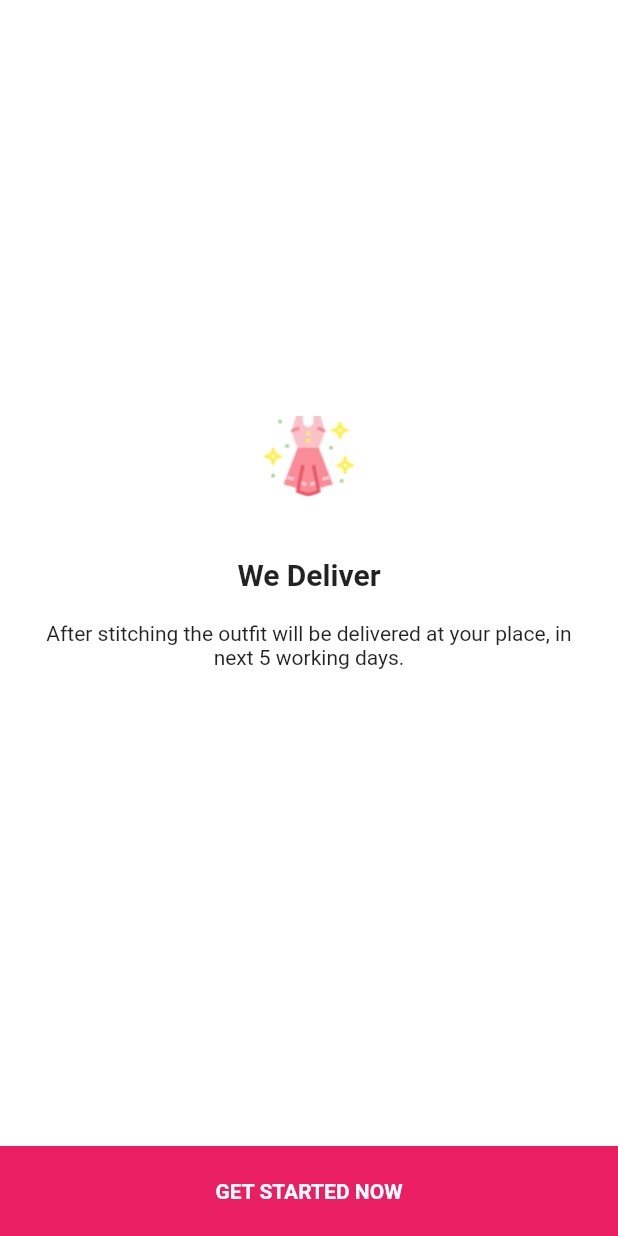
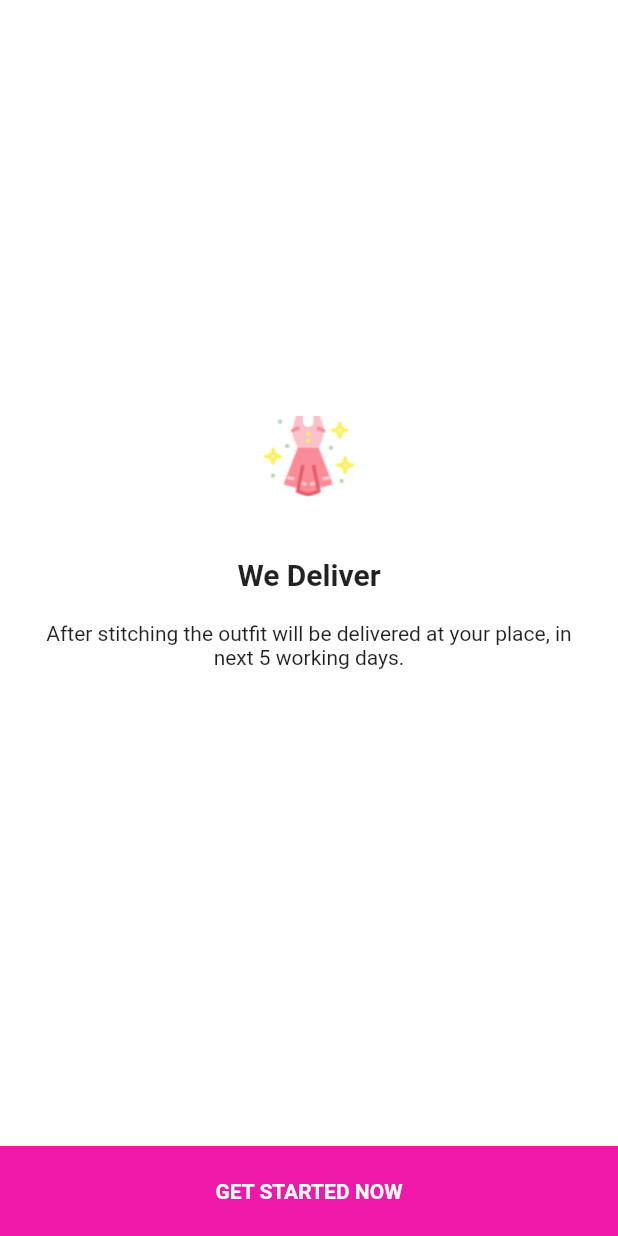
Before and after one commit to Shobu95/SewisticApp, a Flutter app: the screen it shows after launch, swiped to page 3, on a phone screen of 412 x 824 dp. Run offline on Flutter 3.47's test engine with Material 2 defaults, Android fonts, the phone set to English and light mode, and no system bars; our stand-ins replace carousel_slider.

Commit message:
Theme improved

```diff
--- a/lib/theme/sewistic_theme.dart
+++ b/lib/theme/sewistic_theme.dart
@@ -2,8 +2,8 @@ import 'package:flutter/material.dart';
 
 ThemeData sewisticTheme() {
   return ThemeData(
-    primaryColor: Colors.pink[500],
-    accentColor: Colors.pink[500],
+    primaryColor: Color(0xfff018a8),
+    accentColor: Color(0xfff018a8),
     iconTheme: IconThemeData(color: Colors.black),
     textTheme: textTheme(),
     pageTransitionsTheme: PageTransitionsTheme(
```
Also changed, not shown: pubspec.lock.
